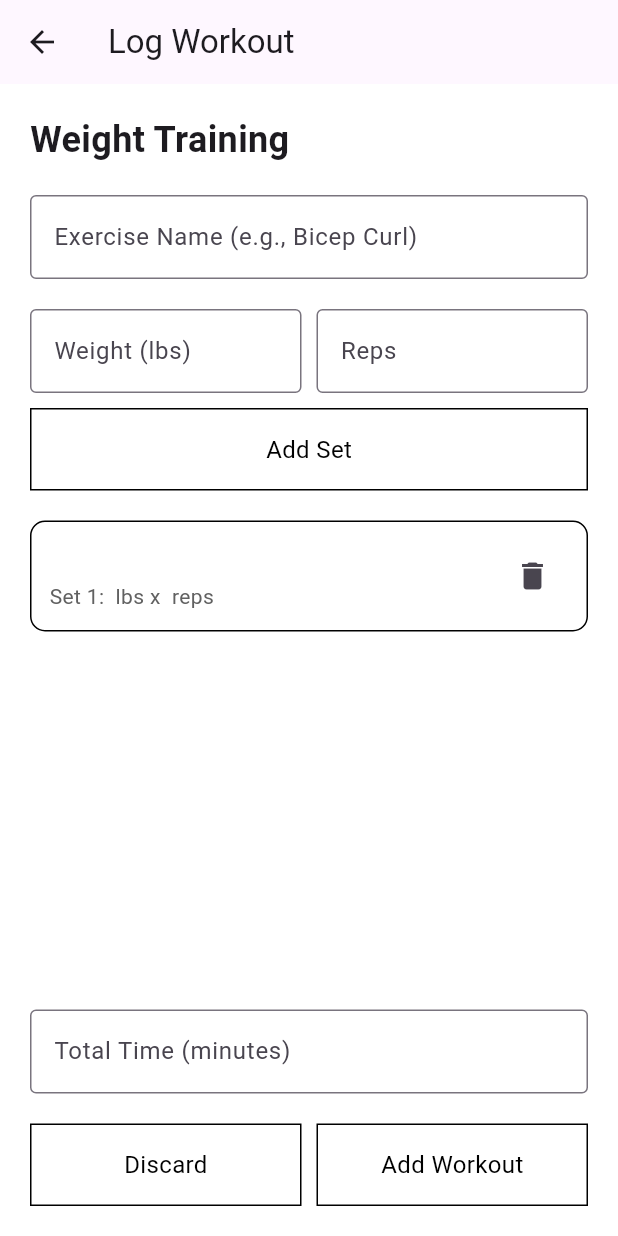
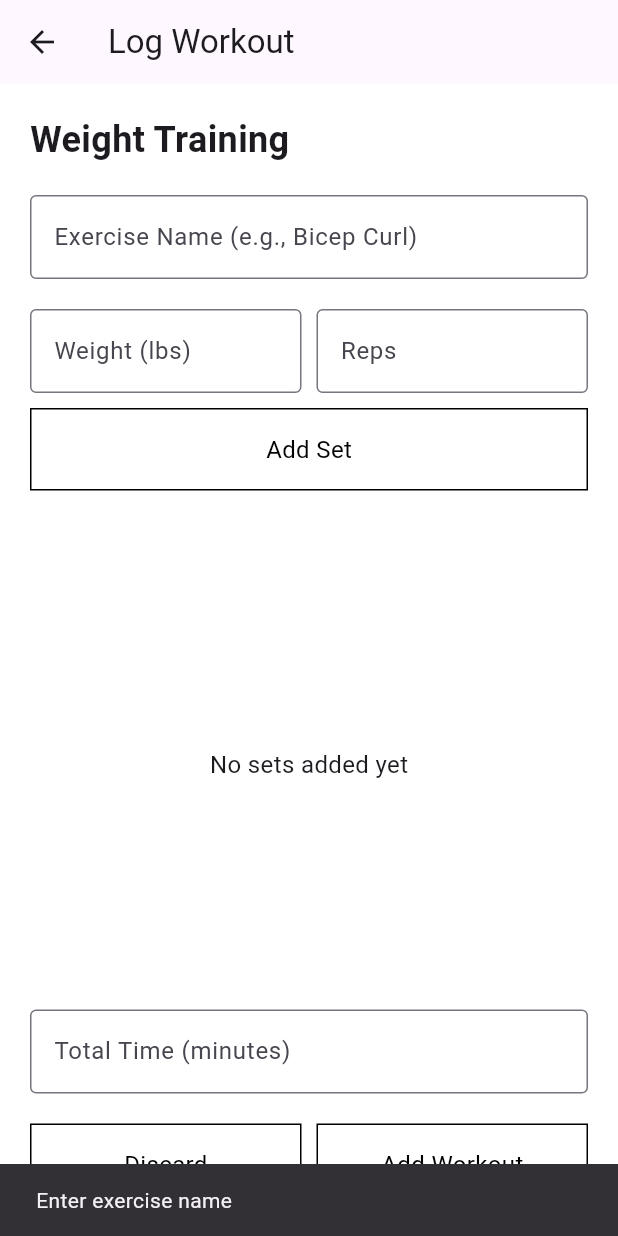
Before and after one commit to vk1hub/Fitness-Tracker, a Flutter app: the AddWorkoutScreen screen opened directly, after a tap on "Add Set", on a phone screen of 412 x 824 dp. Run offline on Flutter 3.47's test engine with Material 3 defaults, Android fonts, the light colour scheme and no system bars.

Commit message:
- Created workout model for workouts - Updated UI for add_workout_screen. Now shows grouped workouts with same name

```diff
--- a/lib/add_workout_screen.dart
+++ b/lib/add_workout_screen.dart
@@ -1,4 +1,5 @@
 import 'package:flutter/material.dart';
+import 'workout_model.dart';
 
 class AddWorkoutScreen extends StatefulWidget {
   @override
@@ -17,6 +18,20 @@
 
   // Function to add a set
   void addSet() {
+    if (exerciseNameController.text.isEmpty) {
+      ScaffoldMessenger.of(context).showSnackBar(
+        SnackBar(content: Text('Enter exercise name')),
+      );
+      return;
+    }
+
+    if (weightController.text.isEmpty || repsController.text.isEmpty) {
+      ScaffoldMessenger.of(context).showSnackBar(
+        SnackBar(content: Text('Weight and reps cannot be empty')),
+      );
+      return;
+    }
+
     setState(() {
       sets.add({
         'name': exerciseNameController.text,
@@ -115,44 +130,7 @@
 
             // Display added sets
             Expanded(
-              child: ListView.builder(
-                itemCount: sets.length,
-                itemBuilder: (context, index) {
-                  return Container(
-                    margin: EdgeInsets.only(bottom: 10),
-                    padding: EdgeInsets.all(12),
-                    decoration: BoxDecoration(
-                      border: Border.all(color: Colors.black),
-                      borderRadius: BorderRadius.circular(10),
-                    ),
-                    child: Row(
-                      mainAxisAlignment: MainAxisAlignment.spaceBetween,
-                      children: [
-                        Expanded(
-                          child: Column(
-                            crossAxisAlignment: CrossAxisAlignment.start,
-                            children: [
-                              Text(
-                                '${sets[index]['name']}',
-                                style: TextStyle(fontSize: 16, fontWeight: FontWeight.bold),
-                              ),
-                              SizedBox(height: 4),
-                              Text(
-                                'Set ${index + 1}: ${sets[index]['weight']} lbs x ${sets[index]['reps']} reps',
-                                style: TextStyle(fontSize: 14, color: Colors.grey[700]),
-                              ),
-                            ],
-                          ),
-                        ),
-                        IconButton(
-                          icon: Icon(Icons.delete),
-                          onPressed: () => removeSet(index),
-                        ),
-                      ],
-                    ),
-                  );
-                },
-              ),
+              child: buildGroupedSetsList(),
             ),
 
             // Time field
@@ -217,4 +195,97 @@
       ),
     );
   }
+
+  // build grouped sets list
+  Widget buildGroupedSetsList() {
+    if (sets.isEmpty) {
+      return Center(
+        child: Text(
+          'No sets added yet',
+          style: TextStyle(fontSize: 16),
+        ),
+      );
+    }
+
+    // checking if exercise names are unique
+    List<String> uniqueExercises = [];
+    for (int i = 0; i < sets.length; i++) {
+      String exerciseName = sets[i]['name']!;
+      // add exercise if its not in the list for grouped display
+      if (!uniqueExercises.contains(exerciseName)) {
+        uniqueExercises.add(exerciseName);
+      }
+    }
+
+    List<Widget> exerciseCards = [];
+
+    for (int i = 0; i < uniqueExercises.length; i++) {
+      String currentExercise = uniqueExercises[i];
+
+      // getting all sets
+      List<Widget> setWidgets = [];
+      int setNumber = 1;
+
+      // loop through sets to find matching exercise names
+      for (int j = 0; j < sets.length; j++) {
+        if (sets[j]['name'] == currentExercise) {
+          setWidgets.add(
+            Padding(
+              padding: EdgeInsets.symmetric(),
+              child: Row(
+                mainAxisAlignment: MainAxisAlignment.spaceBetween,
+                children: [
+                  Expanded(
+                    child: Text(
+                      'Set $setNumber: ${sets[j]['weight']} lbs x ${sets[j]['reps']} reps',
+                      style: TextStyle(fontSize: 16),
+                    ),
+                  ),
+                  IconButton(
+                    icon: Icon(Icons.delete, size: 20),
+                    onPressed: () => removeSet(j),
+                    padding: EdgeInsets.zero,
+                    constraints: BoxConstraints(),
+                  ),
+                ],
+              ),
+            ),
+          );
+          setNumber++;
+        }
+      }
+
+      // Create the card for this exercise
+      exerciseCards.add(
+        Container(
+          margin: EdgeInsets.only(bottom: 16),
+          padding: EdgeInsets.all(12),
+          decoration: BoxDecoration(
+            border: Border.all(color: Colors.black),
+            borderRadius: BorderRadius.circular(10),
+          ),
+          child: Column(
+            crossAxisAlignment: CrossAxisAlignment.start,
+            children: [
+              // NAME OF EXERCISE
+              Text(
+                currentExercise,
+                style: TextStyle(
+                  fontSize: 18,
+                  fontWeight: FontWeight.bold,
+                ),
+              ),
+              SizedBox(height: 8),
+              Column(children: setWidgets),
+            ],
+          ),
+        ),
+      );
+    }
+
+    // return list of exercise cards
+    return ListView(
+      children: exerciseCards,
+    );
+  }
 }
--- /dev/null
+++ b/lib/workout_model.dart
@@ -0,0 +1,13 @@
+class WorkoutModel {
+  final String type; // the type of exercise (workout, running, biking, custom)
+  final String name; // name of exercise
+  final String details; // details of the exercise
+  final DateTime date; // date of the exercise
+
+  WorkoutModel({
+    required this.type,
+    required this.name,
+    required this.details,
+    required this.date,
+  });
+}
```
Also changed, not shown: 1 other file.
